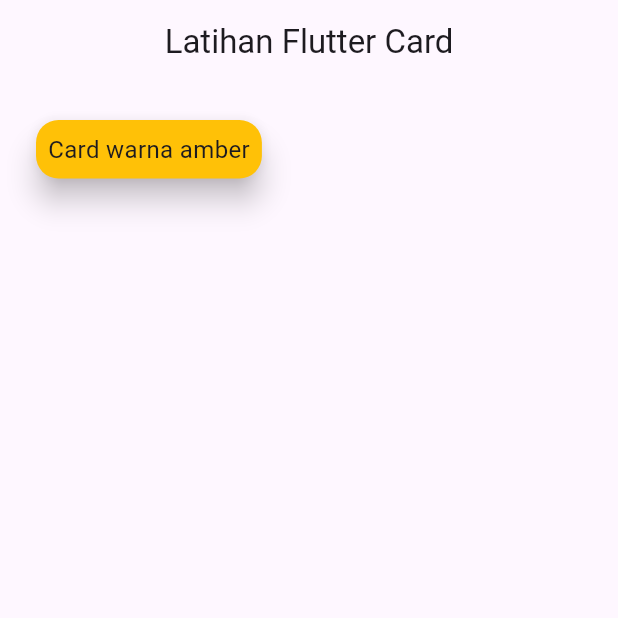
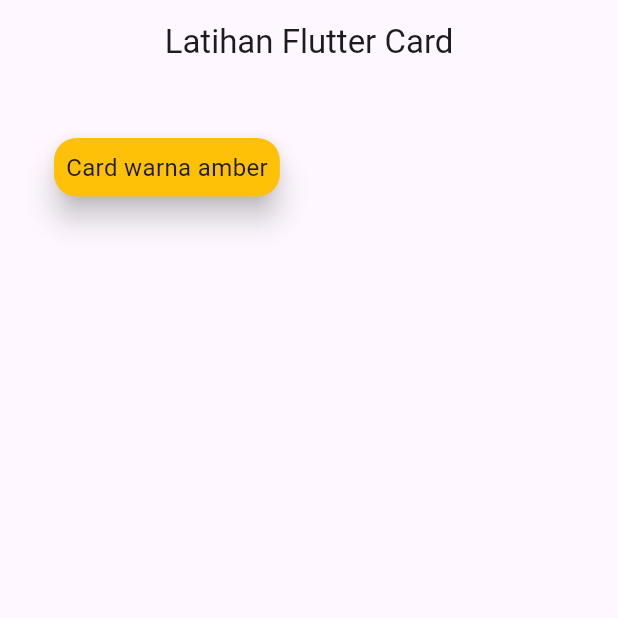
Before and after one commit to AbdillahFajar/belajar_card_flutter, a Flutter app: the screen it shows after launch, on a phone screen of 412 x 824 dp, the top half of it. Run offline on Flutter 3.47's test engine with Material 3 defaults, Android fonts, the phone set to English and light mode, and no system bars.

Commit message:
bikin jarak di sekitar card atau jarak di laur card dengan window browser-nya

```diff
--- a/lib/pages/card_page_1.dart
+++ b/lib/pages/card_page_1.dart
@@ -17,13 +17,14 @@ class CardPage1 extends StatelessWidget {
                 child: Column(
                   children: [
                     Card(
+                      margin: EdgeInsets.all(16.0), //bikin jarak di sekitar card-nya (di luar card)
                       color: Colors.amber,
                       elevation: 8, //bikin efek bayangan di card-nya
                       shape: RoundedRectangleBorder(
                         borderRadius: BorderRadius.circular(15.0),
                       ),
-                      child: Padding(
-                        padding: const EdgeInsets.all(8.0),
+                      child: Padding( //widget Padding, supaya bisa pakai properti padding kayak di bawah ini
+                        padding: const EdgeInsets.all(8.0), //bikin spasi di sekitar tulisan/isi/konten di dalam card-nya
                         child: Text(
                           "Card warna amber",
                           style: TextStyle(
```
